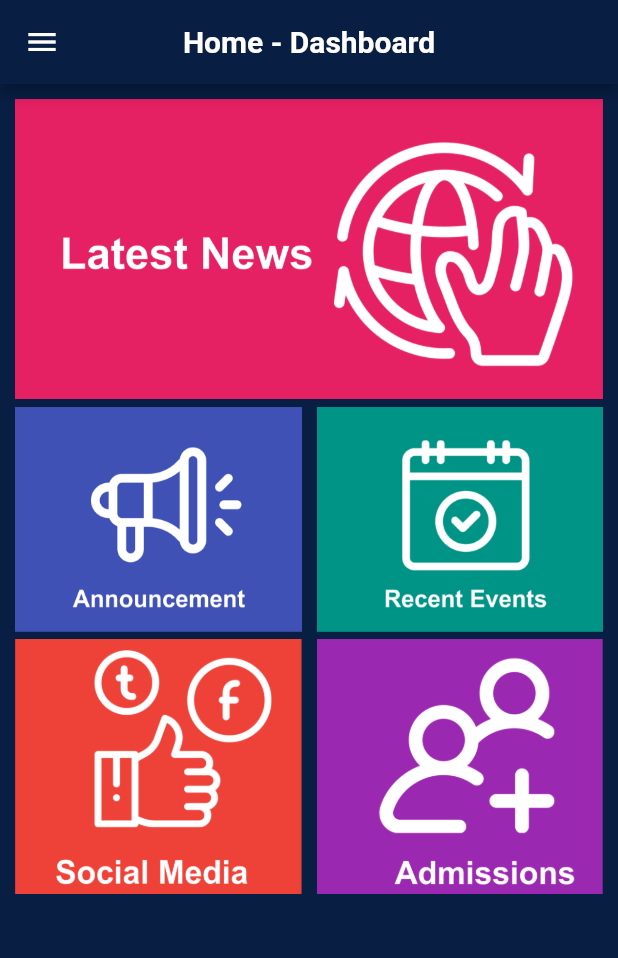
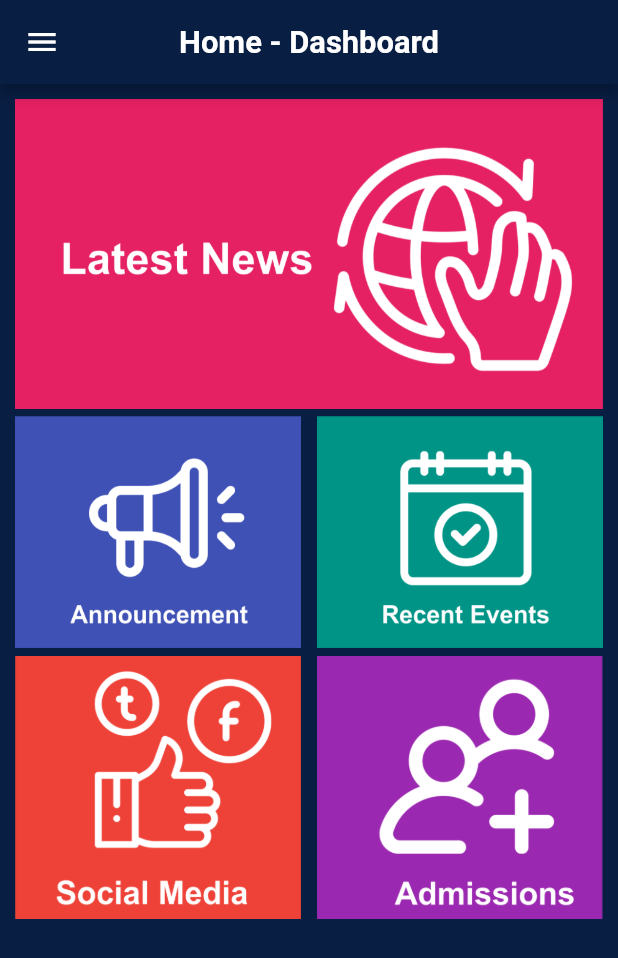
Before and after one commit to silentl007/SchoolApp-Flutter, a Flutter app: the screen it shows after launch, on a phone screen of 412 x 824 dp. Shown: the top 958 px of the screen. Run offline on Flutter 3.47's test engine with Material 2 defaults, Android fonts, the phone set to English and light mode, and no system bars; missing offline and left inert: loading_animations.

Commit message:
added dynamic logic to paddings and font sizes

```diff
--- a/lib/homedash.dart
+++ b/lib/homedash.dart
@@ -4,13 +4,19 @@ import 'package:flutter/material.dart';
 class HomeBody extends StatelessWidget {
   @override
   Widget build(BuildContext context) {
+    Size size = MediaQuery.of(context).size;
+    double font20 = size.height * 0.02503;
+    double padding10 = size.height * 0.01252;
+    double height20 = size.height * 0.2503;
+    double height17 = size.height * 0.2128;
+    double height15 = size.height * 0.1877;
     return SafeArea(
       child: Scaffold(
         backgroundColor: Color.fromRGBO(8, 30, 67, 1),
         appBar: AppBar(
           title: Text(
             'Home - Dashboard',
-              style: TextStyle(fontSize: 20, fontWeight: FontWeight.bold),
+            style: TextStyle(fontSize: font20, fontWeight: FontWeight.bold),
           ),
           backgroundColor: Color.fromRGBO(8, 30, 67, 1),
           centerTitle: true,
@@ -19,7 +25,7 @@ class HomeBody extends StatelessWidget {
         body: SingleChildScrollView(
           child: Container(
             child: Padding(
-                padding: EdgeInsets.all(10),
+              padding: EdgeInsets.all(padding10),
               child: Column(
                 children: <Widget>[
                   GestureDetector(
@@ -27,7 +33,7 @@ class HomeBody extends StatelessWidget {
                       Navigator.pushNamed(context, '/latest');
                     },
                     child: Container(
-                        height: 200,
+                      height: height20,
                       decoration: BoxDecoration(
                         image: DecorationImage(
                             image: AssetImage(
@@ -47,22 +53,21 @@ class HomeBody extends StatelessWidget {
                             Navigator.pushNamed(context, '/announce');
                           },
                           child: Container(
-                              height: 150,
+                            height: height15,
                             child: Stack(
                               children: <Widget>[
                                 Image(
                                   image: AssetImage(
                                       'assets/welcomedash/Button_Announcement.png'),
-                                    height: 170,
+                                  height: height17,
                                   fit: BoxFit.cover,
                                 ),
                                 Positioned(
-                                    left: 10,
-                                    top: 10,
+                                  left: padding10,
+                                  top: padding10,
                                   child: Container(
                                     decoration: BoxDecoration(
-                                          borderRadius:
-                                              BorderRadius.circular(7)),
+                                        borderRadius: BorderRadius.circular(7)),
                                   ),
                                 )
                               ],
@@ -71,7 +76,7 @@ class HomeBody extends StatelessWidget {
                         ),
                       ),
                       SizedBox(
-                          width: 10,
+                        width: padding10,
                       ),
                       Expanded(
                         child: GestureDetector(
@@ -79,22 +84,21 @@ class HomeBody extends StatelessWidget {
                             Navigator.pushNamed(context, '/timetable');
                           },
                           child: Container(
-                              height: 150,
+                            height: height15,
                             child: Stack(
                               children: <Widget>[
                                 Image(
                                   image: AssetImage(
                                       'assets/welcomedash/Button_Recent_Event.png'),
-                                    height: 170,
+                                  height: height17,
                                   fit: BoxFit.cover,
                                 ),
                                 Positioned(
-                                    left: 10,
-                                    top: 10,
+                                  left: padding10,
+                                  top: padding10,
                                   child: Container(
                                     decoration: BoxDecoration(
-                                          borderRadius:
-                                              BorderRadius.circular(7)),
+                                        borderRadius: BorderRadius.circular(7)),
                                   ),
                                 )
                               ],
@@ -115,7 +119,7 @@ class HomeBody extends StatelessWidget {
                             Navigator.pushNamed(context, '/social');
                           },
                           child: Container(
-                              height: 170,
+                            height: height17,
                             decoration: BoxDecoration(
                                 image: DecorationImage(
                                     image: AssetImage(
@@ -125,15 +129,14 @@ class HomeBody extends StatelessWidget {
                               padding: EdgeInsets.fromLTRB(15, 20, 15, 15),
                               child: Row(
                                 crossAxisAlignment: CrossAxisAlignment.start,
-                              children: <Widget>[
-                              ],
+                                children: <Widget>[],
                               ),
                             ),
                           ),
                         ),
                       ),
                       SizedBox(
-                          width: 10,
+                        width: padding10,
                       ),
                       Expanded(
                         child: GestureDetector(
@@ -141,13 +144,12 @@ class HomeBody extends StatelessWidget {
                             Navigator.pushNamed(context, '/result');
                           },
                           child: Container(
-                              height: 170,
+                            height: height17,
                             decoration: BoxDecoration(
                                 image: DecorationImage(
                                     image: AssetImage(
                                         'assets/welcomedash/Button_Admission.png'),
                                     fit: BoxFit.cover)),
-
                           ),
                         ),
                       ),
--- a/lib/screens/announcement.dart
+++ b/lib/screens/announcement.dart
@@ -8,6 +8,8 @@ class Announcement extends StatefulWidget {
 class _AnnouncementState extends State<Announcement> {
   @override
   Widget build(BuildContext context) {
+    Size size = MediaQuery.of(context).size;
+    double height10 = size.height * 0.1252;
     return Scaffold(
       backgroundColor: Color.fromRGBO(8, 30, 67, 1),
       appBar: AppBar(
@@ -21,7 +23,7 @@ class _AnnouncementState extends State<Announcement> {
       body: Column(
         children: <Widget>[
           Container(
-            height: 100,
+            height: height10,
             decoration: BoxDecoration(
                 image: DecorationImage(
                     image: AssetImage('assets/banners/Banner_Announcement.png'),
--- a/lib/screens/searchresult.dart
+++ b/lib/screens/searchresult.dart
@@ -52,12 +52,14 @@ class _ResultState extends State<Result> {
 
   @override
   Widget build(BuildContext context) {
+     Size size = MediaQuery.of(context).size;
+    double font20 = size.height * 0.02503;
     return Scaffold(
       backgroundColor: Color.fromRGBO(8, 30, 67, 1),
       appBar: AppBar(
         title: Text(
           'Search Result',
-          style: TextStyle(fontSize: 20, fontWeight: FontWeight.bold),
+          style: TextStyle(fontSize: font20, fontWeight: FontWeight.bold),
         ),
         backgroundColor: Color.fromRGBO(8, 30, 67, 1),
         centerTitle: true,
```
Also changed, not shown: lib/screens/latestnews.dart (+5 -2 lines), lib/screens/socialmedia.dart (+5 -2 lines), lib/screens/studentsearch.dart (+7 -3 lines). Lines whose indentation alone changed are shown as unchanged.
